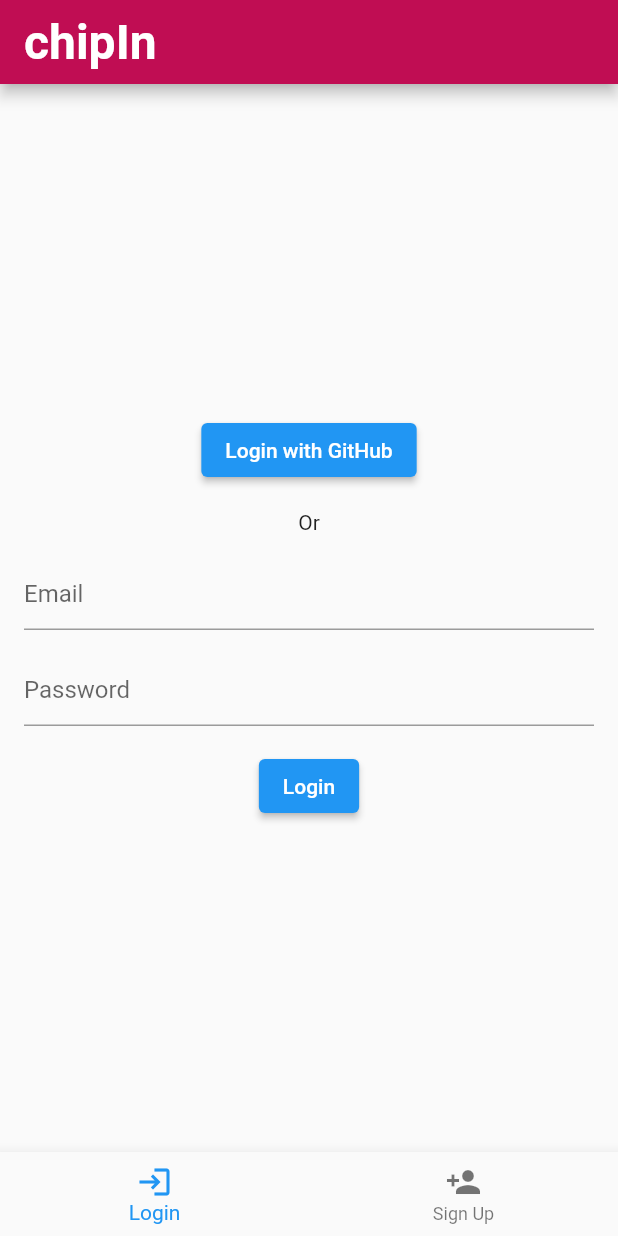
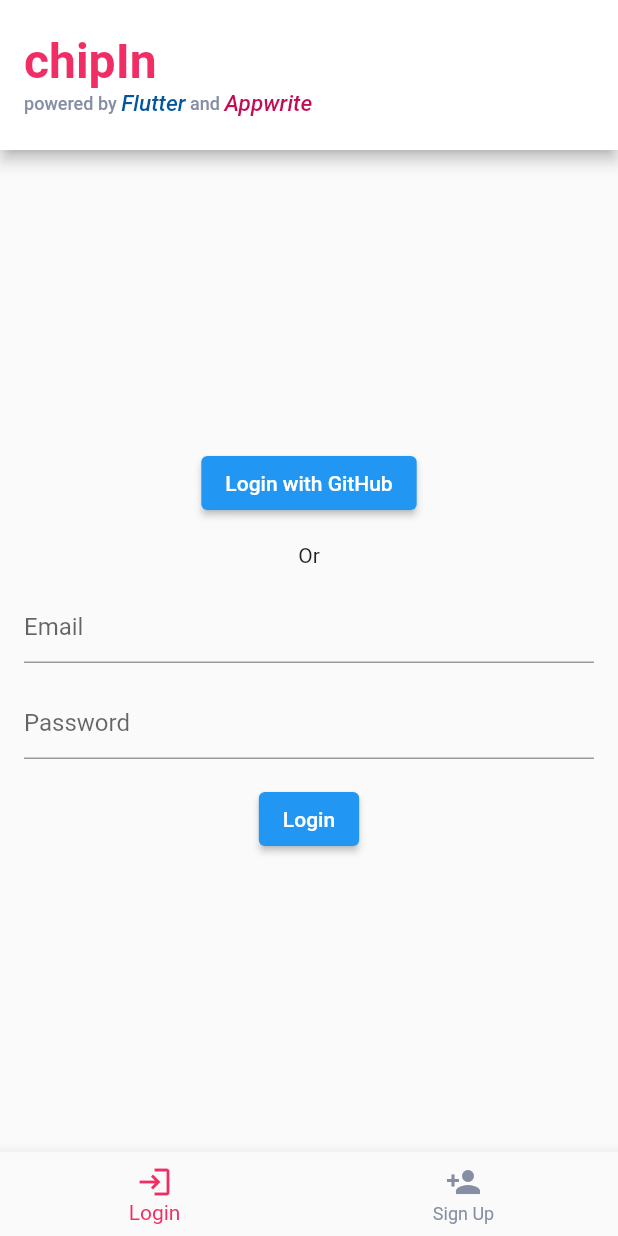
Before and after one commit to kgallego203/chipIn-blogpost, a Flutter app: the screen it shows after launch, on a phone screen of 412 x 824 dp. Run offline on Flutter 3.47's test engine with Material 2 defaults, Android fonts, the phone set to English and light mode, and no system bars; our stand-ins replace appwrite, carousel_slider, flutter_speed_dial.

Commit message:
improve ui: auth main view only

```diff
--- a/lib/features/authentication/views/auth_main_view.dart
+++ b/lib/features/authentication/views/auth_main_view.dart
@@ -1,10 +1,9 @@
+import 'package:chipin_blogpost/themes.dart/palette.dart';
 import 'package:flutter/material.dart';
 import 'login_view.dart';
 import 'signup_view.dart';
 
 class AuthMainView extends StatefulWidget {
-  const AuthMainView({super.key});
-
   @override
   _AuthMainViewState createState() => _AuthMainViewState();
 }
@@ -27,13 +26,56 @@
   Widget build(BuildContext context) {
     return Scaffold(
       appBar: AppBar(
-        title: const Text(
-          'chipIn',
-          style: TextStyle(
-            fontSize: 32,
-            fontWeight: FontWeight.bold,
-          ),
+        title: const Column(
+          crossAxisAlignment: CrossAxisAlignment.start,
+          mainAxisAlignment: MainAxisAlignment.end,
+          children: [
+            Text(
+              'chipIn',
+              style: TextStyle(
+                fontSize: 32,
+                fontWeight: FontWeight.bold,
+                color: Palette.primary100,
+              ),
+            ),
+            Row(
+              children: [
+                Text(
+                  'powered by ',
+                  style: TextStyle(
+                    fontSize: 12,
+                    color: Palette.neutral70,
+                  ),
+                ),
+                Text(
+                  'Flutter',
+                  style: TextStyle(
+                    fontSize: 15,
+                    fontStyle: FontStyle.italic,
+                    color: Color(0xFF02569B),
+                  ),
+                ),
+                Text(
+                  ' and ',
+                  style: TextStyle(
+                    fontSize: 12,
+                    color: Palette.neutral70,
+                  ),
+                ),
+                Text(
+                  'Appwrite',
+                  style: TextStyle(
+                    fontSize: 15,
+                    fontStyle: FontStyle.italic,
+                    color: Palette.primary300,
+                  ),
+                ),
+              ],
+            ),
+          ],
         ),
+        backgroundColor: Palette.neutral0,
+        toolbarHeight: 100, // Increase this number to make the AppBar taller
       ),
       body: Center(
         child: _widgetOptions.elementAt(_selectedIndex),
@@ -50,6 +92,8 @@
           ),
         ],
         currentIndex: _selectedIndex,
+        selectedItemColor: Palette.primary100,
+        unselectedItemColor: Palette.neutral70,
         onTap: _onItemTapped,
       ),
     );
--- a/lib/features/home_page.dart
+++ b/lib/features/home_page.dart
@@ -112,7 +112,7 @@
                 await AuthService.logout();
                 Navigator.of(context).pushAndRemoveUntil(
                   MaterialPageRoute(
-                    builder: (context) => const AuthMainView(),
+                    builder: (context) => AuthMainView(),
                   ),
                   (route) => false,
                 );
--- a/lib/features/myapp.dart
+++ b/lib/features/myapp.dart
@@ -20,7 +20,7 @@
           backgroundColor: Palette.primary300,
         ),
       ),
-      home: const AuthMainView(),
+      home: AuthMainView(),
     );
   }
 }
```
